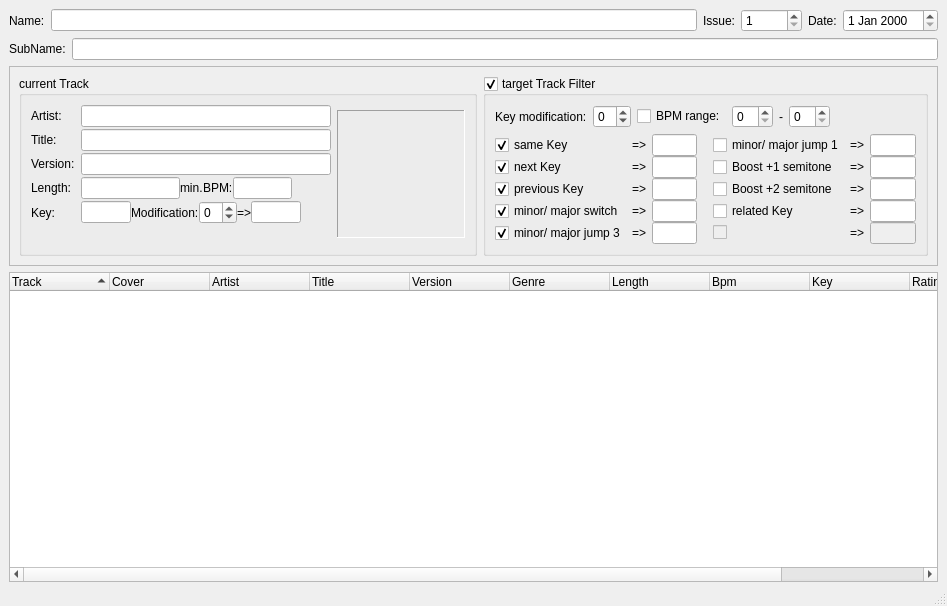
Above: src/playlist/playlist.ui from pfedick/winmusik before the change. Below: the same form after it.
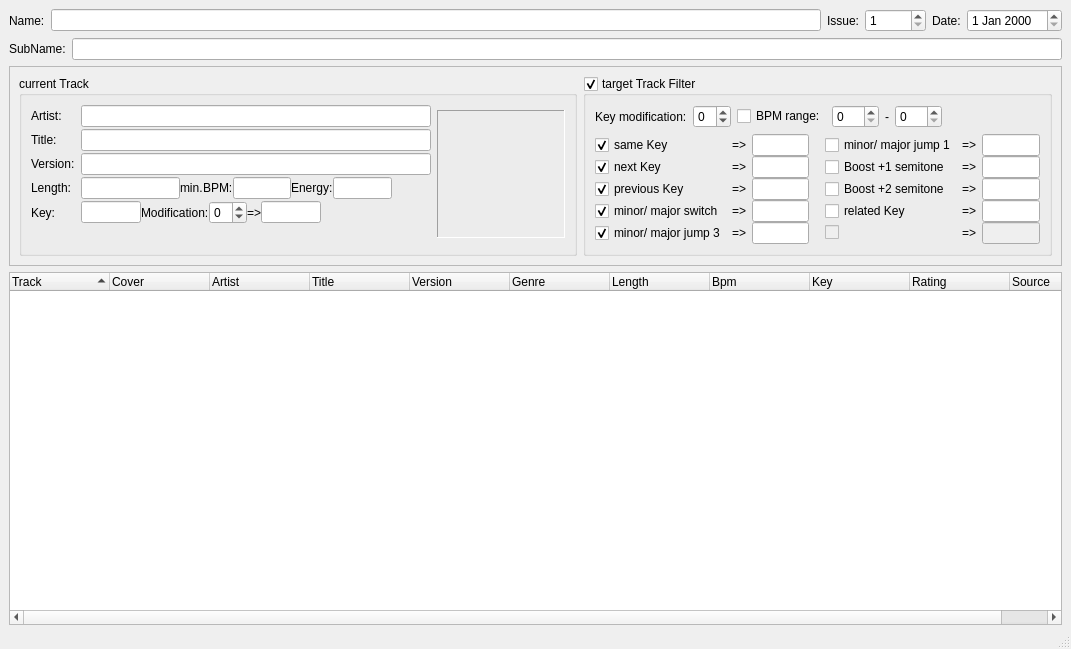
That is the form after the change. Icons and pictures are not drawn. Custom widgets are drawn as their Qt base class.

Commit message: Playlist: introduced filter for key transitions

The edit to the form file:
```diff
--- a/src/playlist/playlist.ui
+++ b/src/playlist/playlist.ui
@@ -6,8 +6,8 @@
    <rect>
     <x>0</x>
     <y>0</y>
-    <width>947</width>
-    <height>606</height>
+    <width>1071</width>
+    <height>649</height>
    </rect>
   </property>
   <property name="windowTitle">
@@ -276,6 +276,26 @@
                 </property>
                </widget>
               </item>
+              <item>
+               <widget class="QLabel" name="label_19">
+                <property name="text">
+                 <string>Energy:</string>
+                </property>
+               </widget>
+              </item>
+              <item>
+               <widget class="QLineEdit" name="ct_energy">
+                <property name="maximumSize">
+                 <size>
+                  <width>60</width>
+                  <height>16777215</height>
+                 </size>
+                </property>
+                <property name="readOnly">
+                 <bool>true</bool>
+                </property>
+               </widget>
+              </item>
               <item>
                <spacer name="horizontalSpacer_3">
                 <property name="orientation">
@@ -399,7 +419,11 @@
              </widget>
             </item>
             <item>
-             <widget class="QSpinBox" name="tt_bpmStartSpinBox"/>
+             <widget class="QSpinBox" name="tt_bpmStartSpinBox">
+              <property name="maximum">
+               <number>999</number>
+              </property>
+             </widget>
             </item>
             <item>
              <widget class="QLabel" name="label_27">
@@ -409,7 +433,11 @@
              </widget>
             </item>
             <item>
-             <widget class="QSpinBox" name="tt_bpmEndSpinBox"/>
+             <widget class="QSpinBox" name="tt_bpmEndSpinBox">
+              <property name="maximum">
+               <number>999</number>
+              </property>
+             </widget>
             </item>
             <item>
              <spacer name="horizontalSpacer">
```
Left out of the diff: 10 changed lines with no effect on the pictures. The commit also changes 5 other files.
